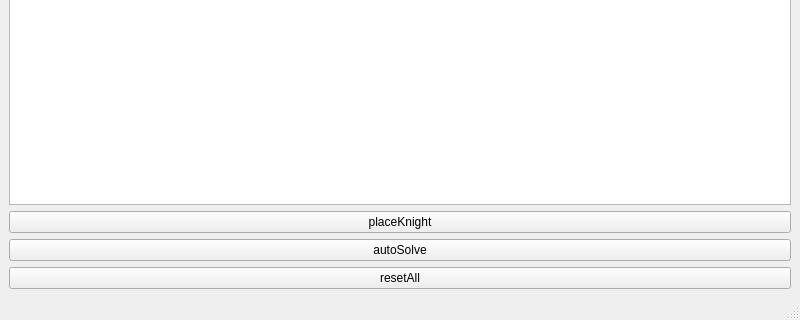
Old version of the form algoKnight/mainwindow.ui in the repository sandeshpokhrel54/knights-tour; both pictures show x 0 to 800 and y 280 to 600 of the 800 by 600 pixel window.
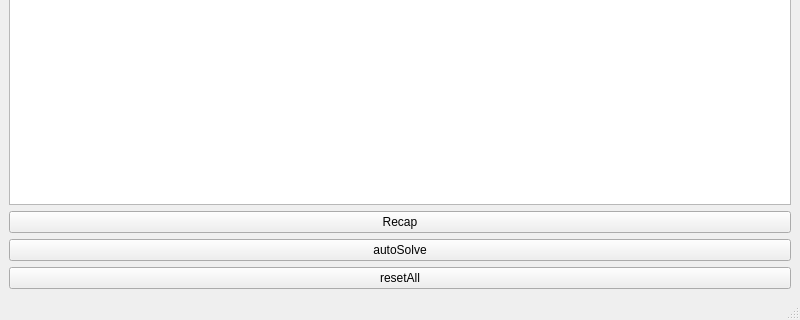
New version of the form.

The edit to the form file:
```diff
--- a/algoKnight/mainwindow.ui
+++ b/algoKnight/mainwindow.ui
@@ -39,7 +39,7 @@
       <item>
        <widget class="QPushButton" name="placeKnight">
         <property name="text">
-         <string>placeKnight</string>
+         <string>Recap</string>
         </property>
        </widget>
       </item>
```
Left out of the diff: 2 changed lines with no effect on the pictures.
